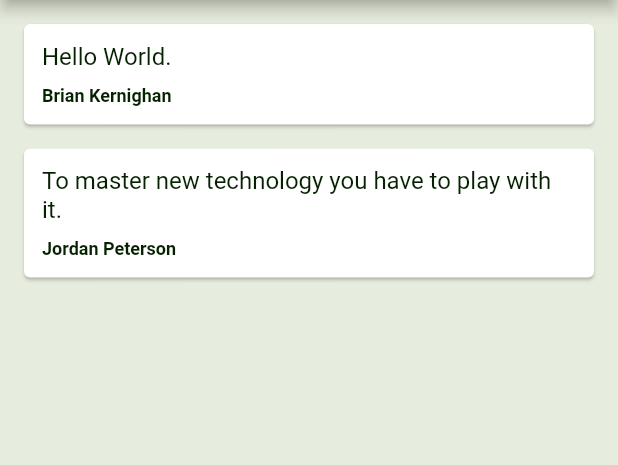
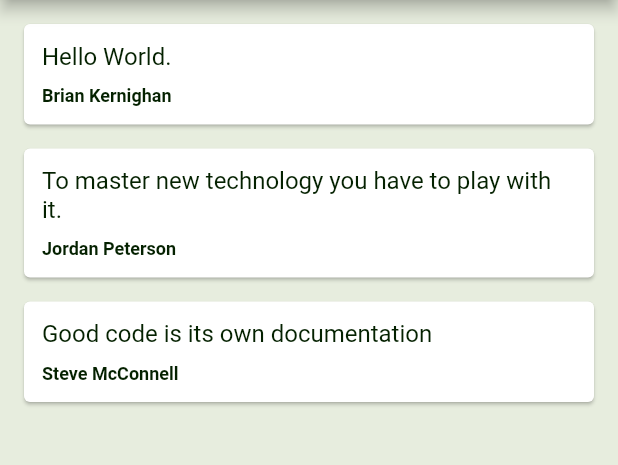
Before and after one commit to justkingsley/quotes-app, a Flutter app: the screen it shows after launch, on a phone screen of 412 x 824 dp, the part 84-549 px from its top. Run offline on Flutter 3.47's test engine with Material 2 defaults, Android fonts, the phone set to English and light mode, and no system bars; Roboto replaces fonts that are missing (fonts/SecularOne).

Commit message:
refactored the code, added custom classes and modularised a lot of the functionality

```diff
--- a/lib/main.dart
+++ b/lib/main.dart
@@ -1,5 +1,6 @@
 import 'package:flutter/material.dart';
 import 'quote.dart';
+import 'quote_card.dart';
 
 void main() => runApp(const MaterialApp(
   home: QuoteList(),
@@ -18,38 +19,8 @@ class _QuoteListState extends State<QuoteList> {
   List<Quote> quotes = [
       Quote(text: "Hello World.", author: "Brian Kernighan"),
       Quote(text: "To master new technology you have to play with it.", author: "Jordan Peterson"),
+      Quote(text: "Good code is its own documentation", author: "Steve McConnell")
   ];
-
-  Widget quoteTemplate(quote){
-    return Card(
-      margin: const EdgeInsets.fromLTRB(16.0, 16.0, 16.0, 0.0),
-      child: Padding(
-        padding: const EdgeInsets.all(12.0),
-        child: Column(
-          crossAxisAlignment: CrossAxisAlignment.stretch,
-          children: [
-            Text(
-              quote.text,
-              style: const TextStyle(
-                fontSize: 16.0,
-                color: Color(0xFF042100),
-              ),
-            ),
-            const SizedBox(height: 10.0,),
-
-            Text(
-              quote.author,
-              style: const TextStyle(
-                fontSize: 12.0,
-                color: Color(0xFF042100),
-                fontWeight: FontWeight.bold,
-              ),
-            ),
-          ],
-        ),
-      ),
-    );
-  }
 
   @override
   Widget build(BuildContext context) {
@@ -67,8 +38,8 @@ class _QuoteListState extends State<QuoteList> {
       ),
 
       body: Column(
-        //function is returning objects from the Quote class, needs the new notation because we are tapping into a property
-        children: quotes.map((quote) => quoteTemplate(quote)).toList(),
+        //This function has gone through many changes,
+        children: quotes.map((quote) => QuoteCard(quote: quote)).toList(),
       ),
 
       backgroundColor: const Color(0xFFE7EDDE),
--- /dev/null
+++ b/lib/quote_card.dart
@@ -0,0 +1,45 @@
+import 'package:flutter/material.dart';
+import 'quote.dart';
+
+class QuoteCard extends StatelessWidget {
+
+//using a stateful widget inside a stateless context
+
+final Quote quote;
+const QuoteCard({Key? key, required this.quote}) : super(key: key);
+
+//named parameter passed on line .24 received and being assigned to the final on line .57
+//line 58 is a constructor and named parameters now use required.
+
+@override
+Widget build(BuildContext context) {
+  return Card(
+    margin: const EdgeInsets.fromLTRB(16.0, 16.0, 16.0, 0.0),
+    child: Padding(
+      padding: const EdgeInsets.all(12.0),
+      child: Column(
+        crossAxisAlignment: CrossAxisAlignment.stretch,
+        children: [
+          Text(
+            quote.text,
+            style: const TextStyle(
+              fontSize: 16.0,
+              color: Color(0xFF042100),
+            ),
+          ),
+          const SizedBox(height: 10.0,),
+
+          Text(
+            quote.author,
+            style: const TextStyle(
+              fontSize: 12.0,
+              color: Color(0xFF042100),
+              fontWeight: FontWeight.bold,
+            ),
+          ),
+        ],
+      ),
+    ),
+  );
+}
+}
```
